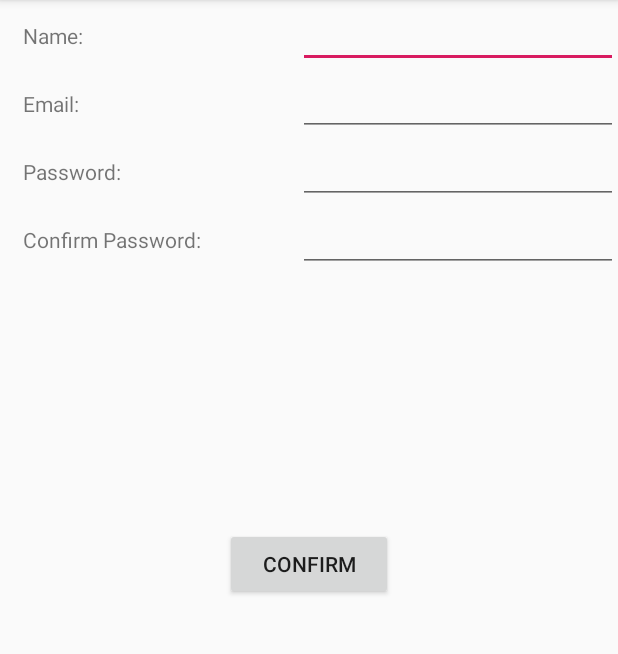
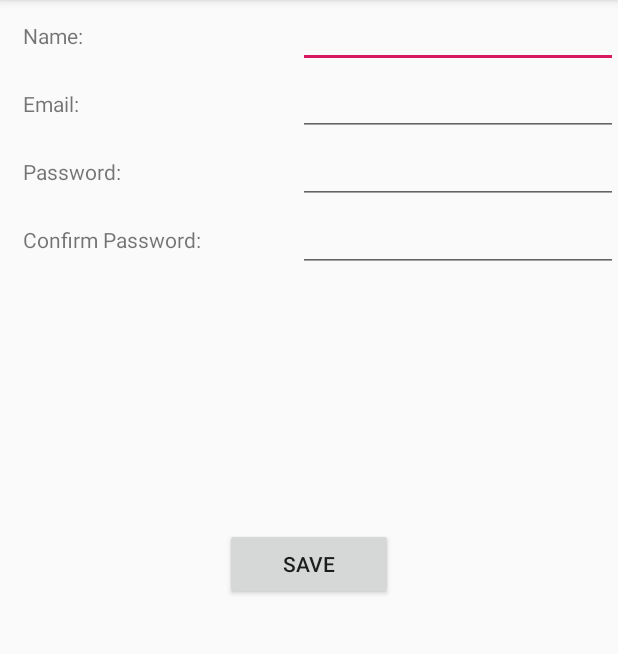
Before and after one commit to ShakeelAlibhai/CIS3515_Project2, an Android app: the screen it shows after launch (FormActivity), on a phone screen of 412 x 824 dp, the part 84-738 px from its top. Run offline under Robolectric (Android 15) with nearby library versions, the phone set to English and light mode, and no system bars.

Commit message:
Change text of button to 'Save'

```diff
--- a/app/src/main/res/layout/activity_form.xml
+++ b/app/src/main/res/layout/activity_form.xml
@@ -101,7 +101,7 @@
         android:layout_marginStart="150dp"
         android:layout_marginTop="152dp"
         android:layout_marginEnd="150dp"
-        android:text="Confirm"
+        android:text="Save"
         app:layout_constraintEnd_toEndOf="parent"
         app:layout_constraintHorizontal_bias="0.0"
         app:layout_constraintStart_toStartOf="parent"
```
